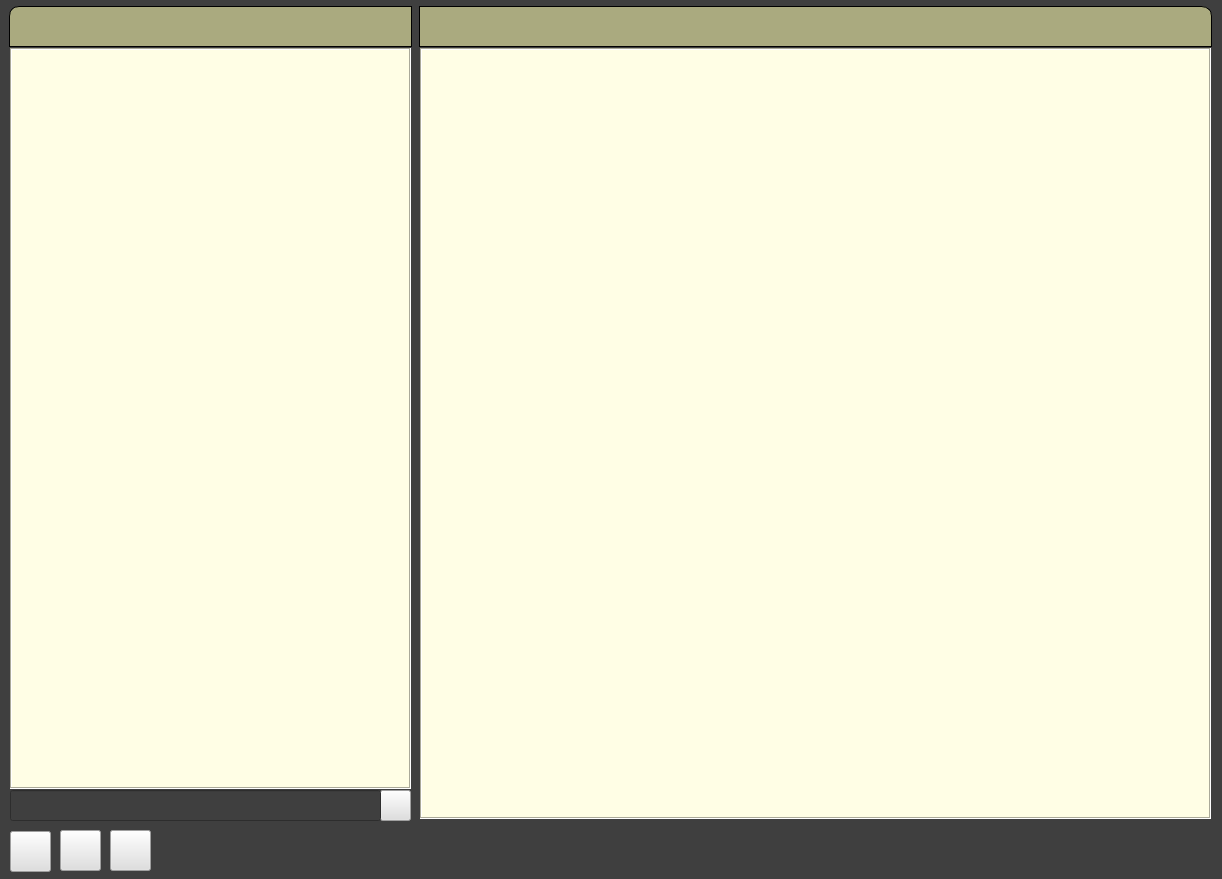
First picture: the form in UI/main.ui, repository dimanchik79/Hierarchic, before the edit.
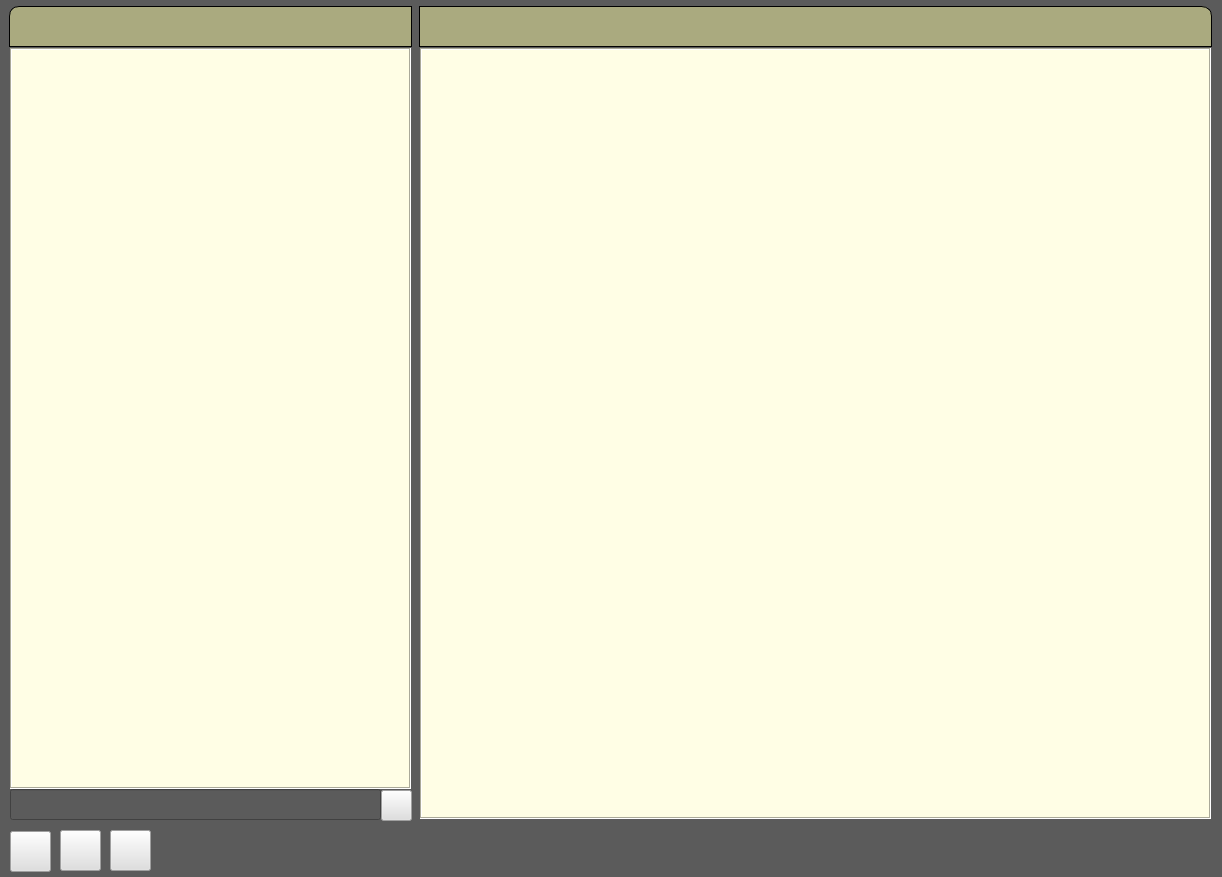
Second picture: the form after the edit. Icons and pictures are not drawn.

Diff of the .ui file:
```diff
--- a/UI/main.ui
+++ b/UI/main.ui
@@ -7,14 +7,14 @@
     <x>0</x>
     <y>0</y>
     <width>1222</width>
-    <height>879</height>
+    <height>877</height>
    </rect>
   </property>
   <property name="windowTitle">
    <string>Hierarchic</string>
   </property>
   <property name="styleSheet">
-   <string notr="true">background-color: rgb(63, 63, 63);</string>
+   <string notr="true">background-color: rgb(91, 91, 91)</string>
   </property>
   <widget class="QWidget" name="centralwidget">
    <widget class="QTreeWidget" name="ierarchic">
@@ -228,7 +228,7 @@
    <widget class="QPushButton" name="b_find">
     <property name="geometry">
      <rect>
-      <x>380</x>
+      <x>381</x>
       <y>790</y>
       <width>31</width>
       <height>31</height>
@@ -255,7 +255,7 @@
     <property name="geometry">
      <rect>
       <x>10</x>
-      <y>790</y>
+      <y>789</y>
       <width>371</width>
       <height>31</height>
      </rect>
```
